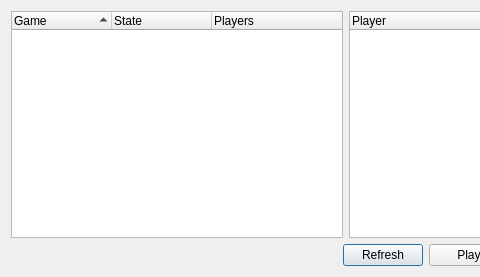
This is branches/macjariel/client/joingamedialog.ui in kubos741/kbang as Qt 5 draws it before an edit; both pictures show x 0 to 480 and y 0 to 277 of the 692 by 277 pixel window. The edited form follows.
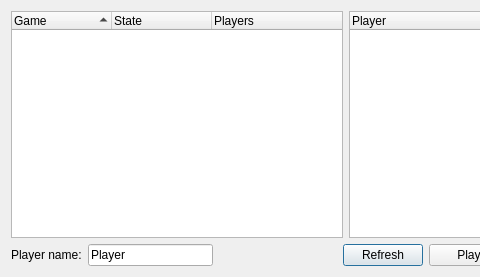
This is the edited form.

Commit message: Client & Server bugfixes. Client now shows other players in game.

Patch:
```diff
--- a/branches/macjariel/client/joingamedialog.ui
+++ b/branches/macjariel/client/joingamedialog.ui
@@ -101,6 +101,20 @@
    </item>
    <item>
     <layout class="QHBoxLayout" name="horizontalLayout" >
+     <item>
+      <widget class="QLabel" name="label" >
+       <property name="text" >
+        <string>Player name:</string>
+       </property>
+      </widget>
+     </item>
+     <item>
+      <widget class="QLineEdit" name="mp_playerNameEdit" >
+       <property name="text" >
+        <string>Player</string>
+       </property>
+      </widget>
+     </item>
      <item>
       <spacer name="horizontalSpacer" >
        <property name="orientation" >
```
The commit also changes 16 other files.
